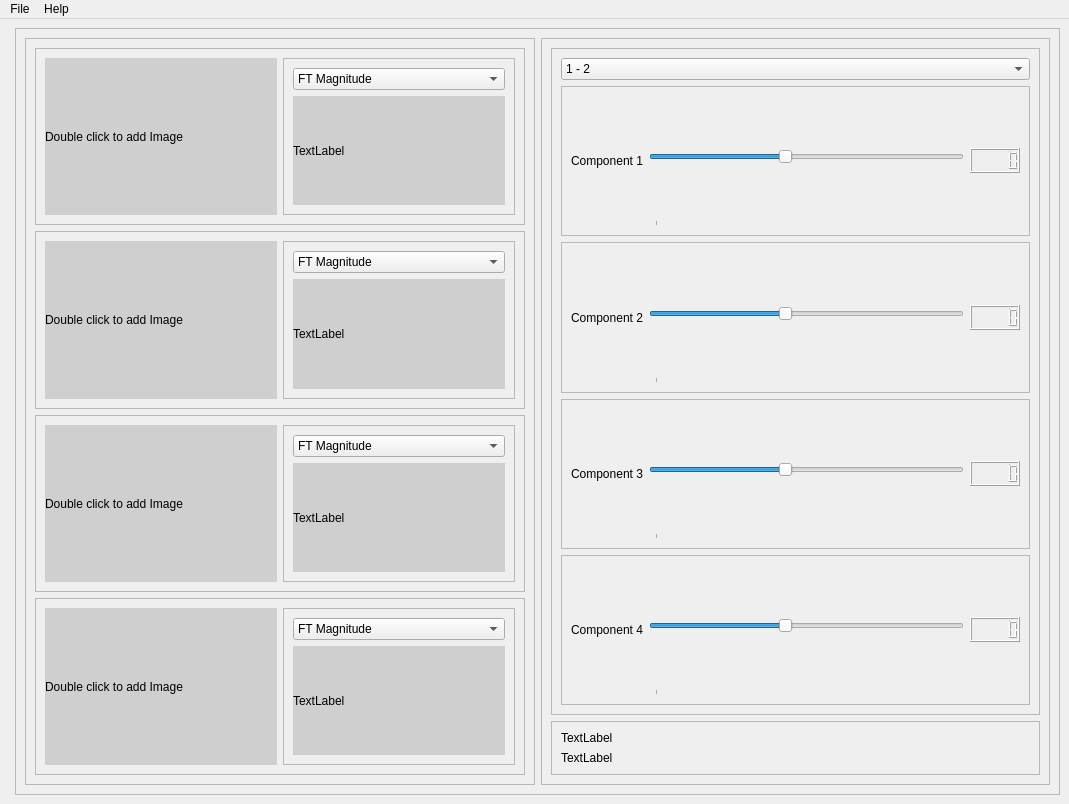
Before: the Qt Designer form task4.ui in OmarAtef0/Fourier-Transform-Mixer, drawn with Qt 5.
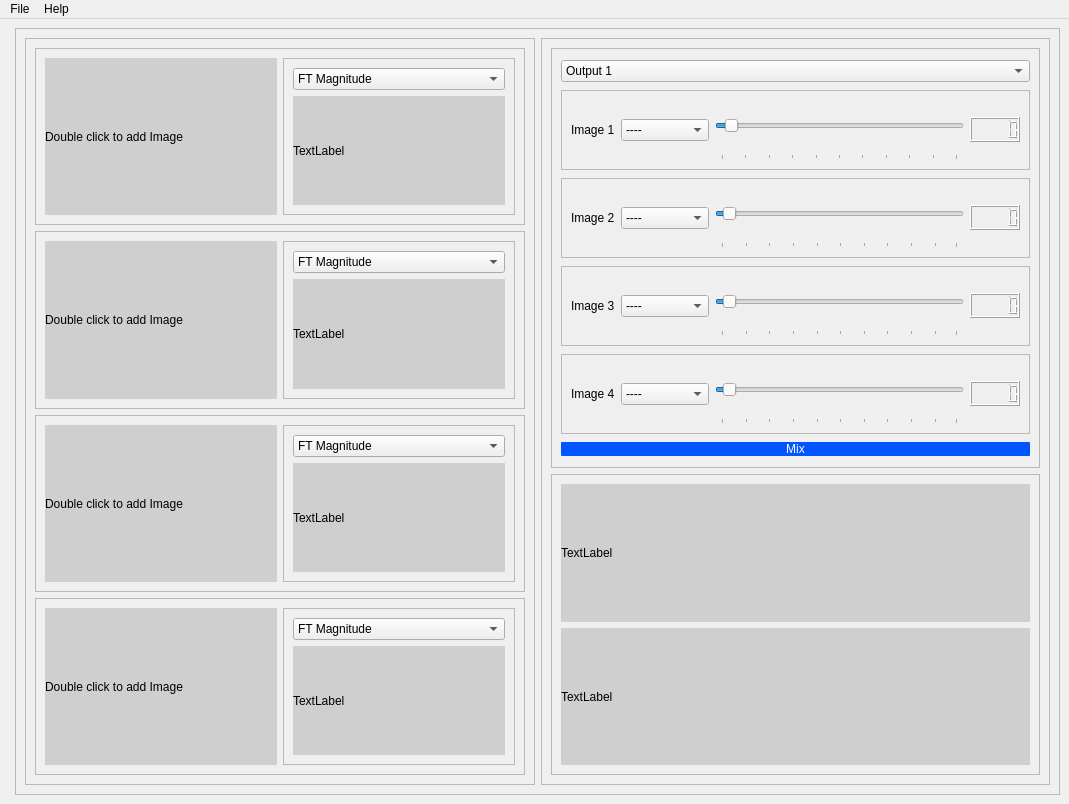
After: the same form once the commit is applied.

Diff of the .ui file:
```diff
--- a/task4.ui
+++ b/task4.ui
@@ -394,6 +394,12 @@
          <layout class="QVBoxLayout" name="verticalLayout_6">
           <item>
            <widget class="QFrame" name="frame_12">
+            <property name="maximumSize">
+             <size>
+              <width>16777215</width>
+              <height>420</height>
+             </size>
+            </property>
             <property name="frameShape">
              <enum>QFrame::StyledPanel</enum>
             </property>
@@ -405,13 +411,24 @@
               <widget class="QComboBox" name="comboBox_5">
                <item>
                 <property name="text">
-                 <string>1 - 2</string>
+                 <string>Output 1</string>
+                </property>
+               </item>
+               <item>
+                <property name="text">
+                 <string>Output 2</string>
                 </property>
                </item>
               </widget>
              </item>
              <item>
               <widget class="QFrame" name="frame_14">
+               <property name="maximumSize">
+                <size>
+                 <width>16777215</width>
+                 <height>80</height>
+                </size>
+               </property>
                <property name="frameShape">
                 <enum>QFrame::StyledPanel</enum>
                </property>
@@ -422,10 +439,39 @@
                 <item>
                  <widget class="QLabel" name="label_11">
                   <property name="text">
-                   <string>Component 1</string>
+                   <string>Image 1</string>
                   </property>
                  </widget>
                 </item>
+                <item>
+                 <widget class="QComboBox" name="comboBox_6">
+                  <item>
+                   <property name="text">
+                    <string>----</string>
+                   </property>
+                  </item>
+                  <item>
+                   <property name="text">
+                    <string>Magnitude</string>
+                   </property>
+                  </item>
+                  <item>
+                   <property name="text">
+                    <string>Phase</string>
+                   </property>
+                  </item>
+                  <item>
+                   <property name="text">
+                    <string>Real</string>
+                   </property>
+                  </item>
+                  <item>
+                   <property name="text">
+                    <string>Imaginary</string>
+                   </property>
+                  </item>
+                 </widget>
+                </item>
                 <item>
                  <widget class="QSlider" name="speed_slider">
                   <property name="sizePolicy">
@@ -447,10 +493,10 @@
                    </size>
                   </property>
                   <property name="minimum">
-                   <number>1</number>
+                   <number>0</number>
                   </property>
                   <property name="maximum">
-                   <number>8</number>
+                   <number>100</number>
                   </property>
                   <property name="value">
                    <number>4</number>
@@ -490,6 +536,12 @@
              </item>
              <item>
               <widget class="QFrame" name="frame_15">
+               <property name="maximumSize">
+                <size>
+                 <width>16777215</width>
+                 <height>80</height>
+                </size>
+               </property>
                <property name="frameShape">
                 <enum>QFrame::StyledPanel</enum>
                </property>
@@ -500,10 +552,39 @@
                 <item>
                  <widget class="QLabel" name="label_12">
                   <property name="text">
-                   <string>Component 2</string>
+                   <string>Image 2</string>
                   </property>
                  </widget>
                 </item>
+                <item>
+                 <widget class="QComboBox" name="comboBox_7">
+                  <item>
+                   <property name="text">
+                    <string>----</string>
+                   </property>
+                  </item>
+                  <item>
+                   <property name="text">
+                    <string>Magnitude</string>
+                   </property>
+                  </item>
+                  <item>
+                   <property name="text">
+                    <string>Phase</string>
+                   </property>
+                  </item>
+                  <item>
+                   <property name="text">
+                    <string>Real</string>
+                   </property>
+                  </item>
+                  <item>
+                   <property name="text">
+                    <string>Imaginary</string>
+                   </property>
+                  </item>
+                 </widget>
+                </item>
                 <item>
                  <widget class="QSlider" name="speed_slider_2">
                   <property name="sizePolicy">
@@ -528,7 +609,7 @@
                    <number>1</number>
                   </property>
                   <property name="maximum">
-                   <number>8</number>
+                   <number>100</number>
                   </property>
                   <property name="value">
                    <number>4</number>
@@ -568,6 +649,12 @@
              </item>
              <item>
               <widget class="QFrame" name="frame_17">
+               <property name="maximumSize">
+                <size>
+                 <width>16777215</width>
+                 <height>80</height>
+                </size>
+               </property>
                <property name="frameShape">
                 <enum>QFrame::StyledPanel</enum>
                </property>
@@ -578,10 +665,39 @@
                 <item>
                  <widget class="QLabel" name="label_14">
                   <property name="text">
-                   <string>Component 3</string>
+                   <string>Image 3</string>
                   </property>
                  </widget>
                 </item>
+                <item>
+                 <widget class="QComboBox" name="comboBox_8">
+                  <item>
+                   <property name="text">
+                    <string>----</string>
+                   </property>
+                  </item>
+                  <item>
+                   <property name="text">
+                    <string>Magnitude</string>
+                   </property>
+                  </item>
+                  <item>
+                   <property name="text">
+                    <string>Phase</string>
+                   </property>
+                  </item>
+                  <item>
+                   <property name="text">
+                    <string>Real</string>
+                   </property>
+                  </item>
+                  <item>
+                   <property name="text">
+                    <string>Imaginary</string>
+                   </property>
+                  </item>
+                 </widget>
+                </item>
                 <item>
                  <widget class="QSlider" name="speed_slider_4">
                   <property name="sizePolicy">
@@ -606,7 +722,7 @@
                    <number>1</number>
                   </property>
                   <property name="maximum">
-                   <number>8</number>
+                   <number>100</number>
                   </property>
                   <property name="value">
                    <number>4</number>
@@ -646,6 +762,12 @@
              </item>
              <item>
               <widget class="QFrame" name="frame_16">
+               <property name="maximumSize">
+                <size>
+                 <width>16777215</width>
+                 <height>80</height>
+                </size>
+               </property>
                <property name="frameShape">
                 <enum>QFrame::StyledPanel</enum>
                </property>
@@ -656,10 +778,39 @@
                 <item>
                  <widget class="QLabel" name="label_13">
                   <property name="text">
-                   <string>Component 4</string>
+                   <string>Image 4</string>
                   </property>
                  </widget>
                 </item>
+                <item>
+                 <widget class="QComboBox" name="comboBox_9">
+                  <item>
+                   <property name="text">
+                    <string>----</string>
+                   </property>
+                  </item>
+                  <item>
+                   <property name="text">
+                    <string>Magnitude</string>
+                   </property>
+                  </item>
+                  <item>
+                   <property name="text">
+                    <string>Phase</string>
+                   </property>
+                  </item>
+                  <item>
+                   <property name="text">
+                    <string>Real</string>
+                   </property>
+                  </item>
+                  <item>
+                   <property name="text">
+                    <string>Imaginary</string>
+                   </property>
+                  </item>
+                 </widget>
+                </item>
                 <item>
                  <widget class="QSlider" name="speed_slider_3">
                   <property name="sizePolicy">
@@ -684,7 +835,7 @@
                    <number>1</number>
                   </property>
                   <property name="maximum">
-                   <number>8</number>
+                   <number>100</number>
                   </property>
                   <property name="value">
                    <number>4</number>
@@ -722,6 +873,31 @@
                </layout>
               </widget>
              </item>
+             <item>
+              <layout class="QVBoxLayout" name="verticalLayout_9">
+               <item>
+                <widget class="QPushButton" name="pushButton">
+                 <property name="styleSheet">
+                  <string notr="true">
+
+QPushButton {
+    background-color: rgb(0, 85, 255);
+color:rgb(255, 255, 255);
+border-radius: 1px;
+}
+
+QPushButton:hover {
+    background-color: rgb(0, 50, 150);
+}
+</string>
+                 </property>
+                 <property name="text">
+                  <string>Mix</string>
+                 </property>
+                </widget>
+               </item>
+              </layout>
+             </item>
             </layout>
            </widget>
           </item>
@@ -736,6 +912,10 @@
             <layout class="QVBoxLayout" name="verticalLayout_7">
              <item>
               <widget class="QLabel" name="label_9">
+               <property name="styleSheet">
+                <string notr="true">background-color: rgb(207, 207, 207);
+font: 75 9pt &quot;MS Shell Dlg 2&quot;;</string>
+               </property>
                <property name="text">
                 <string>TextLabel</string>
                </property>
@@ -743,6 +923,10 @@
              </item>
              <item>
               <widget class="QLabel" name="label_10">
+               <property name="styleSheet">
+                <string notr="true">background-color: rgb(207, 207, 207);
+font: 75 9pt &quot;MS Shell Dlg 2&quot;;</string>
+               </property>
                <property name="text">
                 <string>TextLabel</string>
                </property>
```
